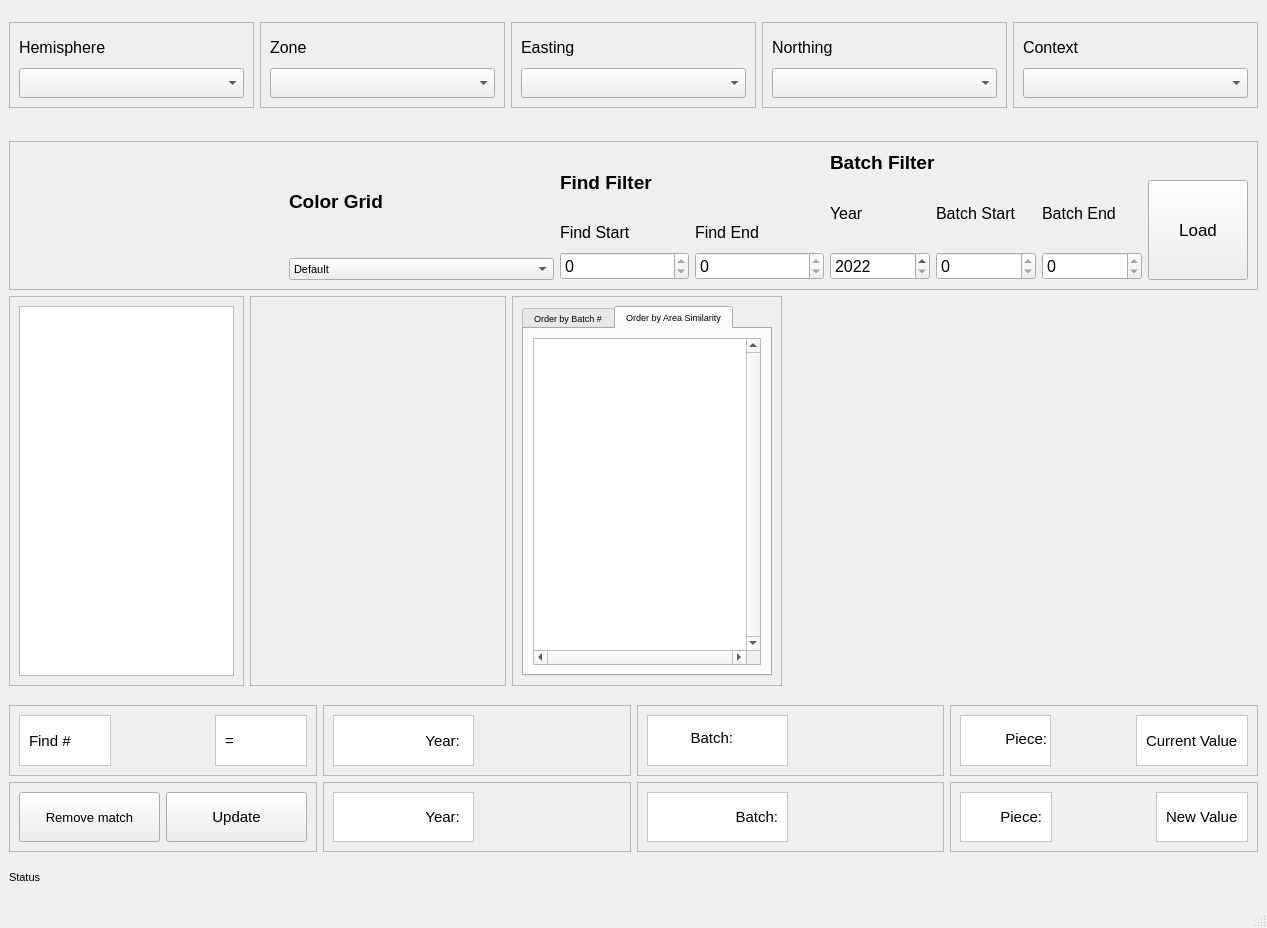
Above: view/ui_files/MainWindow.ui from ggetzie/APSAP before the change. Below: the same form after it.
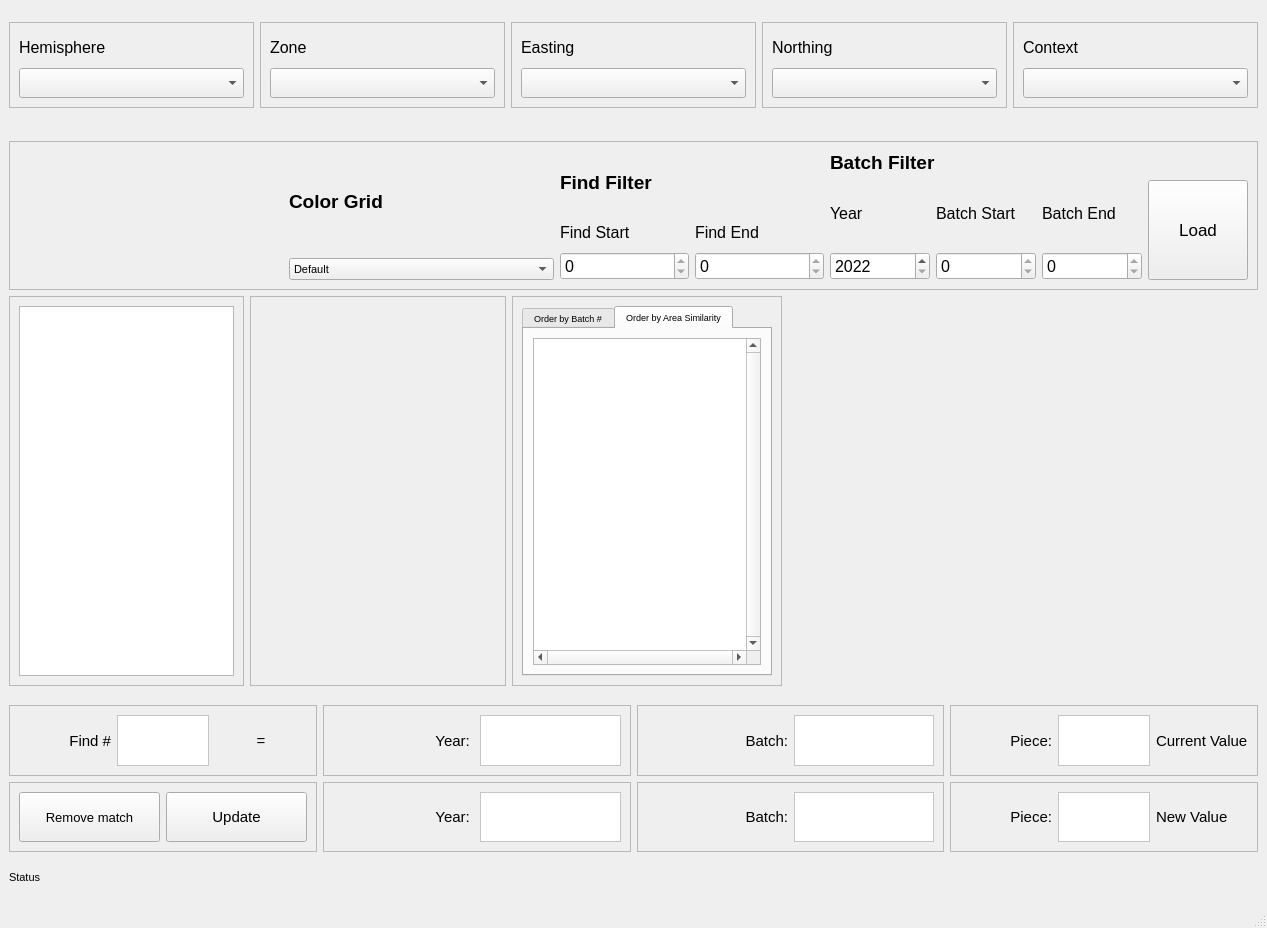
That is the form after the change. Icons and pictures are not drawn.

Patch:
```diff
--- a/view/ui_files/MainWindow.ui
+++ b/view/ui_files/MainWindow.ui
@@ -439,6 +439,9 @@
              <height>0</height>
             </size>
            </property>
+           <property name="toolTip">
+            <string>Back Photo</string>
+           </property>
            <property name="text">
             <string/>
            </property>
@@ -458,6 +461,9 @@
              <height>16777215</height>
             </size>
            </property>
+           <property name="toolTip">
+            <string>Front Photo</string>
+           </property>
            <property name="text">
             <string/>
            </property>
@@ -589,6 +595,120 @@
     </item>
     <item row="9" column="1">
      <layout class="QGridLayout" name="matching_dashboard">
+      <item row="1" column="2">
+       <widget class="QFrame" name="new_batch_box">
+        <property name="frameShape">
+         <enum>QFrame::StyledPanel</enum>
+        </property>
+        <property name="frameShadow">
+         <enum>QFrame::Raised</enum>
+        </property>
+        <layout class="QHBoxLayout" name="horizontalLayout_11">
+         <item>
+          <widget class="QLabel" name="new_batch_title">
+           <property name="font">
+            <font>
+             <pointsize>11</pointsize>
+            </font>
+           </property>
+           <property name="text">
+            <string>Batch:</string>
+           </property>
+           <property name="alignment">
+            <set>Qt::AlignRight|Qt::AlignTrailing|Qt::AlignVCenter</set>
+           </property>
+          </widget>
+         </item>
+         <item>
+          <widget class="QFrame" name="new_batch_white_background">
+           <property name="minimumSize">
+            <size>
+             <width>91</width>
+             <height>50</height>
+            </size>
+           </property>
+           <property name="styleSheet">
+            <string notr="true"> background-color : white</string>
+           </property>
+           <property name="frameShape">
+            <enum>QFrame::StyledPanel</enum>
+           </property>
+           <property name="frameShadow">
+            <enum>QFrame::Raised</enum>
+           </property>
+           <layout class="QVBoxLayout" name="verticalLayout_7">
+            <item>
+             <widget class="QLabel" name="new_batch">
+              <property name="minimumSize">
+               <size>
+                <width>50</width>
+                <height>0</height>
+               </size>
+              </property>
+              <property name="font">
+               <font>
+                <pointsize>11</pointsize>
+               </font>
+              </property>
+              <property name="text">
+               <string/>
+              </property>
+             </widget>
+            </item>
+           </layout>
+          </widget>
+         </item>
+        </layout>
+       </widget>
+      </item>
+      <item row="1" column="0">
+       <widget class="QFrame" name="buttons_box">
+        <property name="frameShape">
+         <enum>QFrame::StyledPanel</enum>
+        </property>
+        <property name="frameShadow">
+         <enum>QFrame::Raised</enum>
+        </property>
+        <layout class="QHBoxLayout" name="horizontalLayout_14">
+         <item>
+          <widget class="QPushButton" name="remove_button">
+           <property name="minimumSize">
+            <size>
+             <width>91</width>
+             <height>50</height>
+            </size>
+           </property>
+           <property name="font">
+            <font>
+             <pointsize>10</pointsize>
+            </font>
+           </property>
+           <property name="text">
+            <string>Remove match</string>
+           </property>
+          </widget>
+         </item>
+         <item>
+          <widget class="QPushButton" name="update_button">
+           <property name="minimumSize">
+            <size>
+             <width>91</width>
+             <height>50</height>
+            </size>
+           </property>
+           <property name="font">
+            <font>
+             <pointsize>11</pointsize>
+            </font>
+           </property>
+           <property name="text">
+            <string>Update</string>
+           </property>
+          </widget>
+         </item>
+        </layout>
+       </widget>
+      </item>
       <item row="0" column="4">
        <widget class="QFrame" name="current_piece_box">
         <property name="frameShape">
@@ -598,6 +718,21 @@
          <enum>QFrame::Raised</enum>
         </property>
         <layout class="QHBoxLayout" name="horizontalLayout_12">
+         <item>
+          <widget class="QLabel" name="current_piece_title">
+           <property name="font">
+            <font>
+             <pointsize>11</pointsize>
+            </font>
+           </property>
+           <property name="text">
+            <string>Piece:</string>
+           </property>
+           <property name="alignment">
+            <set>Qt::AlignRight|Qt::AlignTrailing|Qt::AlignVCenter</set>
+           </property>
+          </widget>
+         </item>
          <item>
           <widget class="QFrame" name="current_piece_white_background">
            <property name="minimumSize">
@@ -615,80 +750,44 @@
            <property name="frameShadow">
             <enum>QFrame::Raised</enum>
            </property>
-           <widget class="QLabel" name="current_piece_title">
+           <widget class="QLabel" name="current_piece">
             <property name="geometry">
              <rect>
-              <x>6</x>
-              <y>3</y>
+              <x>9</x>
+              <y>10</y>
               <width>81</width>
-              <height>41</height>
+              <height>31</height>
              </rect>
             </property>
+            <property name="minimumSize">
+             <size>
+              <width>50</width>
+              <height>0</height>
+             </size>
+            </property>
             <property name="font">
              <font>
               <pointsize>11</pointsize>
              </font>
             </property>
             <property name="text">
-             <string>Piece:</string>
-            </property>
-            <property name="alignment">
-             <set>Qt::AlignRight|Qt::AlignTrailing|Qt::AlignVCenter</set>
+             <string/>
             </property>
            </widget>
           </widget>
          </item>
          <item>
-          <widget class="QLabel" name="current_piece">
-           <property name="minimumSize">
-            <size>
-             <width>50</width>
-             <height>0</height>
-            </size>
-           </property>
+          <widget class="QLabel" name="current_value_title">
            <property name="font">
             <font>
              <pointsize>11</pointsize>
             </font>
            </property>
            <property name="text">
-            <string/>
+            <string>Current Value</string>
            </property>
           </widget>
          </item>
-         <item>
-          <widget class="QFrame" name="current_value_background">
-           <property name="minimumSize">
-            <size>
-             <width>91</width>
-             <height>50</height>
-            </size>
-           </property>
-           <property name="styleSheet">
-            <string notr="true"> background-color : white</string>
-           </property>
-           <property name="frameShape">
-            <enum>QFrame::StyledPanel</enum>
-           </property>
-           <property name="frameShadow">
-            <enum>QFrame::Raised</enum>
-           </property>
-           <layout class="QHBoxLayout" name="horizontalLayout_13">
-            <item>
-             <widget class="QLabel" name="current_value_title">
-              <property name="font">
-               <font>
-                <pointsize>11</pointsize>
-               </font>
-              </property>
-              <property name="text">
-               <string>Current Value</string>
-              </property>
-             </widget>
-            </item>
-           </layout>
-          </widget>
-         </item>
         </layout>
        </widget>
       </item>
@@ -701,6 +800,27 @@
          <enum>QFrame::Raised</enum>
         </property>
         <layout class="QHBoxLayout" name="horizontalLayout_18">
+         <item>
+          <widget class="QLabel" name="selected_find_title">
+           <property name="font">
+            <font>
+             <pointsize>11</pointsize>
+            </font>
+           </property>
+           <property name="autoFillBackground">
+            <bool>false</bool>
+           </property>
+           <property name="styleSheet">
+            <string notr="true"/>
+           </property>
+           <property name="text">
+            <string>Find #</string>
+           </property>
+           <property name="alignment">
+            <set>Qt::AlignRight|Qt::AlignTrailing|Qt::AlignVCenter</set>
+           </property>
+          </widget>
+         </item>
          <item>
           <widget class="QFrame" name="selected_find_title_box">
            <property name="minimumSize">
@@ -723,20 +843,20 @@
            </property>
            <layout class="QHBoxLayout" name="horizontalLayout_19">
             <item>
-             <widget class="QLabel" name="selected_find_title">
+             <widget class="QLabel" name="selected_find">
+              <property name="minimumSize">
+               <size>
+                <width>50</width>
+                <height>0</height>
+               </size>
+              </property>
               <property name="font">
                <font>
                 <pointsize>11</pointsize>
                </font>
               </property>
-              <property name="autoFillBackground">
-               <bool>false</bool>
-              </property>
-              <property name="styleSheet">
-               <string notr="true"/>
-              </property>
               <property name="text">
-               <string>Find #</string>
+               <string/>
               </property>
              </widget>
             </item>
@@ -744,63 +864,21 @@
           </widget>
          </item>
          <item>
-          <widget class="QLabel" name="selected_find">
-           <property name="minimumSize">
-            <size>
-             <width>50</width>
-             <height>0</height>
-            </size>
-           </property>
+          <widget class="QLabel" name="selected_find_equal">
            <property name="font">
             <font>
              <pointsize>11</pointsize>
             </font>
            </property>
+           <property name="layoutDirection">
+            <enum>Qt::LeftToRight</enum>
+           </property>
            <property name="text">
-            <string/>
+            <string>=</string>
            </property>
-          </widget>
-         </item>
-         <item>
-          <widget class="QFrame" name="selected_find_equal_box">
-           <property name="minimumSize">
-            <size>
-             <width>90</width>
-             <height>51</height>
-            </size>
+           <property name="alignment">
+            <set>Qt::AlignCenter</set>
            </property>
-           <property name="maximumSize">
-            <size>
-             <width>16777215</width>
-             <height>16777215</height>
-            </size>
-           </property>
-           <property name="styleSheet">
-            <string notr="true"> background-color : white</string>
-           </property>
-           <property name="frameShape">
-            <enum>QFrame::StyledPanel</enum>
-           </property>
-           <property name="frameShadow">
-            <enum>QFrame::Raised</enum>
-           </property>
-           <layout class="QHBoxLayout" name="horizontalLayout_20">
-            <item>
-             <widget class="QLabel" name="selected_find_equal">
-              <property name="font">
-               <font>
-                <pointsize>11</pointsize>
-               </font>
-              </property>
-              <property name="layoutDirection">
-               <enum>Qt::LeftToRight</enum>
-              </property>
-              <property name="text">
-               <string>=</string>
-              </property>
-             </widget>
-            </item>
-           </layout>
           </widget>
          </item>
         </layout>
@@ -815,6 +893,21 @@
          <enum>QFrame::Raised</enum>
         </property>
         <layout class="QHBoxLayout" name="horizontalLayout_21">
+         <item>
+          <widget class="QLabel" name="current_batch_title">
+           <property name="font">
+            <font>
+             <pointsize>11</pointsize>
+            </font>
+           </property>
+           <property name="text">
+            <string>Batch:</string>
+           </property>
+           <property name="alignment">
+            <set>Qt::AlignRight|Qt::AlignTrailing|Qt::AlignVCenter</set>
+           </property>
+          </widget>
+         </item>
          <item>
           <widget class="QFrame" name="current_batch_white_background">
            <property name="minimumSize">
@@ -832,258 +925,30 @@
            <property name="frameShadow">
             <enum>QFrame::Raised</enum>
            </property>
-           <widget class="QLabel" name="current_batch_title">
+           <widget class="QLabel" name="current_batch">
             <property name="geometry">
              <rect>
-              <x>6</x>
-              <y>3</y>
-              <width>80</width>
-              <height>40</height>
+              <x>8</x>
+              <y>10</y>
+              <width>121</width>
+              <height>31</height>
              </rect>
             </property>
+            <property name="minimumSize">
+             <size>
+              <width>50</width>
+              <height>0</height>
+             </size>
+            </property>
             <property name="font">
              <font>
               <pointsize>11</pointsize>
              </font>
             </property>
             <property name="text">
-             <string>Batch:</string>
-            </property>
-            <property name="alignment">
-             <set>Qt::AlignRight|Qt::AlignTrailing|Qt::AlignVCenter</set>
+             <string/>
             </property>
            </widget>
-          </widget>
-         </item>
-         <item>
-          <widget class="QLabel" name="current_batch">
-           <property name="minimumSize">
-            <size>
-             <width>50</width>
-             <height>0</height>
-            </size>
-           </property>
-           <property name="font">
-            <font>
-             <pointsize>11</pointsize>
-            </font>
-           </property>
-           <property name="text">
-            <string/>
-           </property>
-          </widget>
-         </item>
-        </layout>
-       </widget>
-      </item>
-      <item row="1" column="4">
-       <widget class="QFrame" name="new_piece_Box">
-        <property name="frameShape">
-         <enum>QFrame::StyledPanel</enum>
-        </property>
-        <property name="frameShadow">
-         <enum>QFrame::Raised</enum>
-        </property>
-        <layout class="QHBoxLayout" name="horizontalLayout_15">
-         <item>
-          <widget class="QFrame" name="new_piece_white_background">
-           <property name="minimumSize">
-            <size>
-             <width>91</width>
-             <height>50</height>
-            </size>
-           </property>
-           <property name="styleSheet">
-            <string notr="true"> background-color : white</string>
-           </property>
-           <property name="frameShape">
-            <enum>QFrame::StyledPanel</enum>
-           </property>
-           <property name="frameShadow">
-            <enum>QFrame::Raised</enum>
-           </property>
-           <layout class="QHBoxLayout" name="horizontalLayout_16">
-            <item>
-             <widget class="QLabel" name="new_piece_title">
-              <property name="font">
-               <font>
-                <pointsize>11</pointsize>
-               </font>
-              </property>
-              <property name="text">
-               <string>Piece:</string>
-              </property>
-              <property name="alignment">
-               <set>Qt::AlignRight|Qt::AlignTrailing|Qt::AlignVCenter</set>
-              </property>
-             </widget>
-            </item>
-           </layout>
-          </widget>
-         </item>
-         <item>
-          <widget class="QLabel" name="new_piece">
-           <property name="minimumSize">
-            <size>
-             <width>50</width>
-             <height>0</height>
-            </size>
-           </property>
-           <property name="font">
-            <font>
-             <pointsize>11</pointsize>
-            </font>
-           </property>
-           <property name="text">
-            <string/>
-           </property>
-          </widget>
-         </item>
-         <item>
-          <widget class="QFrame" name="new_value_background">
-           <property name="minimumSize">
-            <size>
-             <width>91</width>
-             <height>50</height>
-            </size>
-           </property>
-           <property name="styleSheet">
-            <string notr="true"> background-color : white</string>
-           </property>
-           <property name="frameShape">
-            <enum>QFrame::StyledPanel</enum>
-           </property>
-           <property name="frameShadow">
-            <enum>QFrame::Raised</enum>
-           </property>
-           <layout class="QHBoxLayout" name="horizontalLayout_17">
-            <item>
-             <widget class="QLabel" name="new_value_title">
-              <property name="font">
-               <font>
-                <pointsize>11</pointsize>
-               </font>
-              </property>
-              <property name="text">
-               <string>New Value</string>
-              </property>
-             </widget>
-            </item>
-           </layout>
-          </widget>
-         </item>
-        </layout>
-       </widget>
-      </item>
-      <item row="1" column="0">
-       <widget class="QFrame" name="buttons_box">
-        <property name="frameShape">
-         <enum>QFrame::StyledPanel</enum>
-        </property>
-        <property name="frameShadow">
-         <enum>QFrame::Raised</enum>
-        </property>
-        <layout class="QHBoxLayout" name="horizontalLayout_14">
-         <item>
-          <widget class="QPushButton" name="remove_button">
-           <property name="minimumSize">
-            <size>
-             <width>91</width>
-             <height>50</height>
-            </size>
-           </property>
-           <property name="font">
-            <font>
-             <pointsize>10</pointsize>
-            </font>
-           </property>
-           <property name="text">
-            <string>Remove match</string>
-           </property>
-          </widget>
-         </item>
-         <item>
-          <widget class="QPushButton" name="update_button">
-           <property name="minimumSize">
-            <size>
-             <width>91</width>
-             <height>50</height>
-            </size>
-           </property>
-           <property name="font">
-            <font>
-             <pointsize>11</pointsize>
-            </font>
-           </property>
-           <property name="text">
-            <string>Update</string>
-           </property>
-          </widget>
-         </item>
-        </layout>
-       </widget>
-      </item>
-      <item row="1" column="2">
-       <widget class="QFrame" name="new_batch_box">
-        <property name="frameShape">
-         <enum>QFrame::StyledPanel</enum>
-        </property>
-        <property name="frameShadow">
-         <enum>QFrame::Raised</enum>
-        </property>
-        <layout class="QHBoxLayout" name="horizontalLayout_11">
-         <item>
-          <widget class="QFrame" name="new_batch_white_background">
-           <property name="minimumSize">
-            <size>
-             <width>91</width>
-             <height>50</height>
-            </size>
-           </property>
-           <property name="styleSheet">
-            <string notr="true"> background-color : white</string>
-           </property>
-           <property name="frameShape">
-            <enum>QFrame::StyledPanel</enum>
-           </property>
-           <property name="frameShadow">
-            <enum>QFrame::Raised</enum>
-           </property>
-           <layout class="QVBoxLayout" name="verticalLayout_7">
-            <item>
-             <widget class="QLabel" name="new_batch_title">
-              <property name="font">
-               <font>
-                <pointsize>11</pointsize>
-               </font>
-              </property>
-              <property name="text">
-               <string>Batch:</string>
-              </property>
-              <property name="alignment">
-               <set>Qt::AlignRight|Qt::AlignTrailing|Qt::AlignVCenter</set>
-              </property>
-             </widget>
-            </item>
-           </layout>
-          </widget>
-         </item>
-         <item>
-          <widget class="QLabel" name="new_batch">
-           <property name="minimumSize">
-            <size>
-             <width>50</width>
-             <height>0</height>
-            </size>
-           </property>
-           <property name="font">
-            <font>
-             <pointsize>11</pointsize>
-            </font>
-           </property>
-           <property name="text">
-            <string/>
-           </property>
           </widget>
          </item>
         </layout>
@@ -1098,6 +963,21 @@
          <enum>QFrame::Raised</enum>
         </property>
         <layout class="QHBoxLayout" name="horizontalLayout_27">
+         <item>
+          <widget class="QLabel" name="current_year_title">
+           <property name="font">
+            <font>
+             <pointsize>11</pointsize>
+            </font>
+           </property>
+           <property name="text">
+            <string>Year: </string>
+           </property>
+           <property name="alignment">
+            <set>Qt::AlignRight|Qt::AlignTrailing|Qt::AlignVCenter</set>
+           </property>
+          </widget>
+         </item>
          <item>
           <widget class="QFrame" name="current_year_white_background">
            <property name="styleSheet">
@@ -1111,41 +991,26 @@
            </property>
            <layout class="QHBoxLayout" name="horizontalLayout_29">
             <item>
-             <widget class="QLabel" name="current_year_title">
+             <widget class="QLabel" name="current_year">
+              <property name="minimumSize">
+               <size>
+                <width>50</width>
+                <height>0</height>
+               </size>
+              </property>
               <property name="font">
                <font>
                 <pointsize>11</pointsize>
                </font>
               </property>
               <property name="text">
-               <string>Year: </string>
-              </property>
-              <property name="alignment">
-               <set>Qt::AlignRight|Qt::AlignTrailing|Qt::AlignVCenter</set>
+               <string/>
               </property>
              </widget>
             </item>
            </layout>
           </widget>
          </item>
-         <item>
-          <widget class="QLabel" name="current_year">
-           <property name="minimumSize">
-            <size>
-             <width>50</width>
-             <height>0</height>
-            </size>
-           </property>
-           <property name="font">
-            <font>
-             <pointsize>11</pointsize>
-            </font>
-           </property>
-           <property name="text">
-            <string/>
-           </property>
-          </widget>
-         </item>
         </layout>
        </widget>
       </item>
@@ -1158,6 +1023,21 @@
          <enum>QFrame::Raised</enum>
         </property>
         <layout class="QHBoxLayout" name="horizontalLayout_28">
+         <item>
+          <widget class="QLabel" name="new_year_title">
+           <property name="font">
+            <font>
+             <pointsize>11</pointsize>
+            </font>
+           </property>
+           <property name="text">
+            <string>Year: </string>
+           </property>
+           <property name="alignment">
+            <set>Qt::AlignRight|Qt::AlignTrailing|Qt::AlignVCenter</set>
+           </property>
+          </widget>
+         </item>
          <item>
           <widget class="QFrame" name="new_year_white_background">
            <property name="styleSheet">
@@ -1171,38 +1051,101 @@
            </property>
            <layout class="QHBoxLayout" name="horizontalLayout_30">
             <item>
-             <widget class="QLabel" name="new_year_title">
+             <widget class="QLabel" name="new_year">
+              <property name="minimumSize">
+               <size>
+                <width>50</width>
+                <height>0</height>
+               </size>
+              </property>
               <property name="font">
                <font>
                 <pointsize>11</pointsize>
                </font>
               </property>
               <property name="text">
-               <string>Year: </string>
-              </property>
-              <property name="alignment">
-               <set>Qt::AlignRight|Qt::AlignTrailing|Qt::AlignVCenter</set>
+               <string/>
               </property>
              </widget>
             </item>
            </layout>
           </widget>
          </item>
+        </layout>
+       </widget>
+      </item>
+      <item row="1" column="4">
+       <widget class="QFrame" name="new_piece_Box">
+        <property name="frameShape">
+         <enum>QFrame::StyledPanel</enum>
+        </property>
+        <property name="frameShadow">
+         <enum>QFrame::Raised</enum>
+        </property>
+        <layout class="QHBoxLayout" name="horizontalLayout_15">
          <item>
-          <widget class="QLabel" name="new_year">
+          <widget class="QLabel" name="new_piece_title">
+           <property name="font">
+            <font>
+             <pointsize>11</pointsize>
+            </font>
+           </property>
+           <property name="text">
+            <string>Piece:</string>
+           </property>
+           <property name="alignment">
+            <set>Qt::AlignRight|Qt::AlignTrailing|Qt::AlignVCenter</set>
+           </property>
+          </widget>
+         </item>
+         <item>
+          <widget class="QFrame" name="new_piece_white_background">
            <property name="minimumSize">
             <size>
-             <width>50</width>
-             <height>0</height>
+             <width>91</width>
+             <height>50</height>
             </size>
            </property>
+           <property name="styleSheet">
+            <string notr="true"> background-color : white</string>
+           </property>
+           <property name="frameShape">
+            <enum>QFrame::StyledPanel</enum>
+           </property>
+           <property name="frameShadow">
+            <enum>QFrame::Raised</enum>
+           </property>
+           <layout class="QHBoxLayout" name="horizontalLayout_16">
+            <item>
+             <widget class="QLabel" name="new_piece">
+              <property name="minimumSize">
+               <size>
+                <width>50</width>
+                <height>0</height>
+               </size>
+              </property>
+              <property name="font">
+               <font>
+                <pointsize>11</pointsize>
+               </font>
+              </property>
+              <property name="text">
+               <string/>
+              </property>
+             </widget>
+            </item>
+           </layout>
+          </widget>
+         </item>
+         <item>
+          <widget class="QLabel" name="new_value_title">
            <property name="font">
             <font>
              <pointsize>11</pointsize>
             </font>
            </property>
            <property name="text">
-            <string/>
+            <string>New Value</string>
            </property>
           </widget>
          </item>
```
